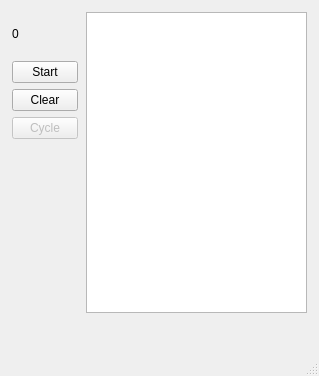
Before: the Qt Designer form app_stopwatch/mainwindow.ui in tkvitko/study_cpp_qt, drawn with Qt 5.
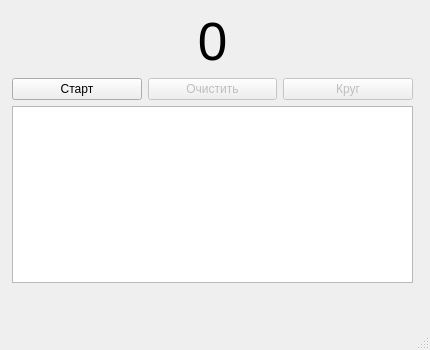
After: the same form once the commit is applied.

```diff
--- a/app_stopwatch/mainwindow.ui
+++ b/app_stopwatch/mainwindow.ui
@@ -6,52 +6,61 @@
    <rect>
     <x>0</x>
     <y>0</y>
-    <width>319</width>
-    <height>376</height>
+    <width>430</width>
+    <height>350</height>
    </rect>
   </property>
+  <property name="minimumSize">
+   <size>
+    <width>430</width>
+    <height>350</height>
+   </size>
+  </property>
   <property name="windowTitle">
    <string>Timer</string>
   </property>
   <widget class="QWidget" name="centralwidget">
-   <widget class="QTextBrowser" name="tb_Cycles">
-    <property name="geometry">
-     <rect>
-      <x>86</x>
-      <y>12</y>
-      <width>221</width>
-      <height>301</height>
-     </rect>
-    </property>
-   </widget>
    <widget class="QWidget" name="verticalLayoutWidget">
     <property name="geometry">
      <rect>
       <x>12</x>
       <y>12</y>
-      <width>66</width>
-      <height>127</height>
+      <width>401</width>
+      <height>271</height>
      </rect>
     </property>
     <layout class="QVBoxLayout" name="verticalLayout">
      <item>
       <widget class="QLabel" name="l_Timer">
+       <property name="font">
+        <font>
+         <pointsize>40</pointsize>
+        </font>
+       </property>
        <property name="text">
         <string>0</string>
        </property>
+       <property name="alignment">
+        <set>Qt::AlignCenter</set>
+       </property>
       </widget>
      </item>
+     <item>
+      <layout class="QHBoxLayout" name="horizontalLayout_2">
      <item>
       <widget class="QPushButton" name="pb_StartStop">
        <property name="text">
-        <string>Start</string>
+          <string>Старт</string>
        </property>
       </widget>
      </item>
      <item>
       <widget class="QPushButton" name="pb_Clear">
+         <property name="enabled">
+          <bool>false</bool>
+         </property>
        <property name="text">
-        <string>Clear</string>
+          <string>Очистить</string>
        </property>
       </widget>
      </item>
@@ -61,9 +70,14 @@
         <bool>false</bool>
        </property>
        <property name="text">
-        <string>Cycle</string>
-       </property>
-      </widget>
+          <string>Круг</string>
+         </property>
+        </widget>
+       </item>
+      </layout>
+     </item>
+     <item>
+      <widget class="QTextBrowser" name="tb_Cycles"/>
      </item>
     </layout>
    </widget>
```
Left out of the diff: 21 changed lines with no effect on the pictures. Lines whose indentation alone changed are shown as unchanged.
